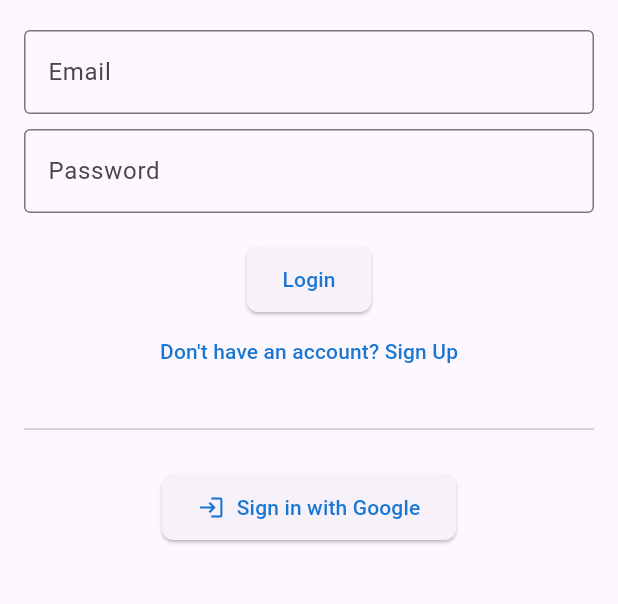
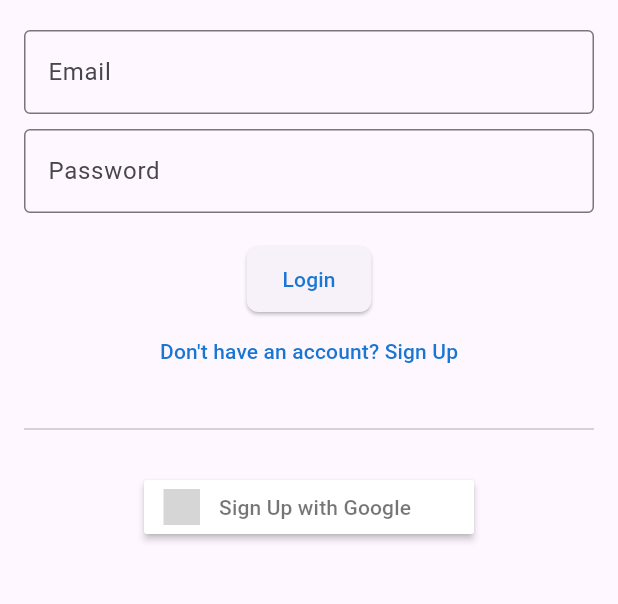
Before and after one commit to RITWIZSINGH/AlumniConnect, a Flutter app: the screen it shows after launch, after a tap on "LOGIN", on a phone screen of 412 x 824 dp, the part 414-1018 px from its top. Run offline on Flutter 3.47's test engine with Material 3 defaults, Android fonts, the light colour scheme and no system bars; drawn by our look-alikes of sign_in_button; our stand-ins replace firebase_auth, firebase_core, flutter_animate, google_sign_in; accounts and stored records are empty; network calls fail; grey boxes are pictures that could not be loaded.

Commit message:
minor changes

```diff
--- a/lib/screens/login_screen.dart
+++ b/lib/screens/login_screen.dart
@@ -1,7 +1,8 @@
-// ignore_for_file: prefer_const_constructors, use_build_context_synchronously, avoid_print, use_key_in_widget_constructors, library_private_types_in_public_api, sort_child_properties_last
+// ignore_for_file: prefer_const_constructors, use_build_context_synchronously, avoid_print, use_key_in_widget_constructors, library_private_types_in_public_api, sort_child_properties_last, unused_field, unused_element, no_leading_underscores_for_local_identifiers, unused_local_variable
 import 'package:firebase_auth/firebase_auth.dart';
 import 'package:google_sign_in/google_sign_in.dart';
 import 'package:flutter/material.dart';
+import 'package:sign_in_button/sign_in_button.dart';
 
 class LoginScreen extends StatefulWidget {
   @override
@@ -14,6 +15,17 @@ class _LoginScreenState extends State<LoginScreen> {
   final _emailController = TextEditingController();
   final _passwordController = TextEditingController();
   bool _isSignUp = false;
+  User? _user;
+
+  @override
+  void initState() {
+    super.initState();
+    _auth.authStateChanges().listen((event) {
+      setState(() {
+        _user = event;
+      });
+    });
+  }
 
   Future<void> _signInWithEmailAndPassword() async {
     try {
@@ -45,26 +57,26 @@ class _LoginScreenState extends State<LoginScreen> {
     }
   }
 
-  Future<void> _signInWithGoogle() async {
-    try {
-      final GoogleSignInAccount? googleUser = await _googleSignIn.signIn();
-      if (googleUser == null) return;
+  // Future<void> _signInWithGoogle() async {
+  //   try {
+  //     final GoogleSignInAccount? googleUser = await _googleSignIn.signIn();
+  //     if (googleUser == null) return;
 
-      final GoogleSignInAuthentication googleAuth = await googleUser.authentication;
-      final AuthCredential credential = GoogleAuthProvider.credential(
-        accessToken: googleAuth.accessToken,
-        idToken: googleAuth.idToken,
-      );
+  //     final GoogleSignInAuthentication googleAuth = await googleUser.authentication;
+  //     final AuthCredential credential = GoogleAuthProvider.credential(
+  //       accessToken: googleAuth.accessToken,
+  //       idToken: googleAuth.idToken,
+  //     );
 
-      await _auth.signInWithCredential(credential);
-      Navigator.pushReplacementNamed(context, '/home');
-    } catch (e) {
-      print("Error signing in with Google: $e");
-      ScaffoldMessenger.of(context).showSnackBar(
-        SnackBar(content: Text("Failed to sign in with Google: $e")),
-      );
-    }
-  }
+  //     await _auth.signInWithCredential(credential);
+  //     Navigator.pushReplacementNamed(context, '/home');
+  //   } catch (e) {
+  //     print("Error signing in with Google: $e");
+  //     ScaffoldMessenger.of(context).showSnackBar(
+  //       SnackBar(content: Text("Failed to sign in with Google: $e")),
+  //     );
+  //   }
+  // }
 
   @override
   Widget build(BuildContext context) {
@@ -102,7 +114,9 @@ class _LoginScreenState extends State<LoginScreen> {
               ),
               SizedBox(height: 20),
               ElevatedButton(
-                onPressed: _isSignUp ? _signUpWithEmailAndPassword : _signInWithEmailAndPassword,
+                onPressed: _isSignUp
+                    ? _signUpWithEmailAndPassword
+                    : _signInWithEmailAndPassword,
                 child: Text(_isSignUp ? "Sign Up" : "Login"),
                 style: ElevatedButton.styleFrom(
                   foregroundColor: Colors.blue.shade700,
@@ -119,29 +133,48 @@ class _LoginScreenState extends State<LoginScreen> {
                   });
                 },
                 child: Text(
-                  _isSignUp ? "Already have an account? Login" : "Don't have an account? Sign Up",
+                  _isSignUp
+                      ? "Already have an account? Login"
+                      : "Don't have an account? Sign Up",
                   style: TextStyle(color: Colors.blue.shade700),
                 ),
               ),
               SizedBox(height: 20),
               Divider(),
               SizedBox(height: 20),
-              ElevatedButton.icon(
-                onPressed: _signInWithGoogle,
-                icon: Icon(Icons.login),
-                label: Text("Sign in with Google"),
-                style: ElevatedButton.styleFrom(
-                  foregroundColor: Colors.blue.shade700,
-                  padding: EdgeInsets.symmetric(horizontal: 24, vertical: 12),
-                  shape: RoundedRectangleBorder(
-                    borderRadius: BorderRadius.circular(8),
-                  ),
-                ),
-              ),
+              // ElevatedButton.icon(
+              //   onPressed: _signInWithEmailAndPassword,
+              //   icon: Icon(Icons.login),
+              //   label: Text("Sign in with Google"),
+              //   style: ElevatedButton.styleFrom(
+              //     foregroundColor: Colors.blue.shade700,
+              //     padding: EdgeInsets.symmetric(horizontal: 24, vertical: 12),
+              //     shape: RoundedRectangleBorder(
+              //       borderRadius: BorderRadius.circular(8),
+              //     ),
+              //   ),
+              // ),
+              _googleSignInButton(),
             ],
           ),
         ),
       ),
     );
   }
+
+  Widget _googleSignInButton() {
+    return SignInButton(
+      Buttons.google,
+      onPressed: _handleGoogleSignIn,
+      text: "Sign Up with Google",
+    );
+  }
+
+  void _handleGoogleSignIn() {
+    try {
+      GoogleAuthProvider _googleAuthProvider = GoogleAuthProvider();
+    } catch (e) {
+      print(e);
+    }
+  }
 }
--- a/lib/widgets/custom_app_bar.dart
+++ b/lib/widgets/custom_app_bar.dart
@@ -33,7 +33,10 @@ class CustomAppBar extends StatelessWidget {
                 padding: const EdgeInsets.fromLTRB(10, 5, 10, 5),
                 child: Text(
                   'LOGIN',
-                  style: TextStyle(fontSize: 20, color: Colors.blue.shade700),
+                  style: TextStyle(
+                      fontSize: 20,
+                      color: Colors.black,
+                      fontWeight: FontWeight.bold),
                 ),
                 decoration: BoxDecoration(
                   color: Colors.white,
--- a/pubspec.yaml
+++ b/pubspec.yaml
@@ -40,6 +40,7 @@ dependencies:
   google_sign_in: ^6.2.1
   firebase_auth: ^5.3.1
   firebase_core: ^3.6.0
+  sign_in_button: ^3.2.0
 
 dev_dependencies:
   flutter_test:
```
Also changed, not shown: lib/widgets/custom_card.dart (+18 -2 lines), firebase.json (added), lib/firebase_options.dart (added), pubspec.lock, 3 other files.
